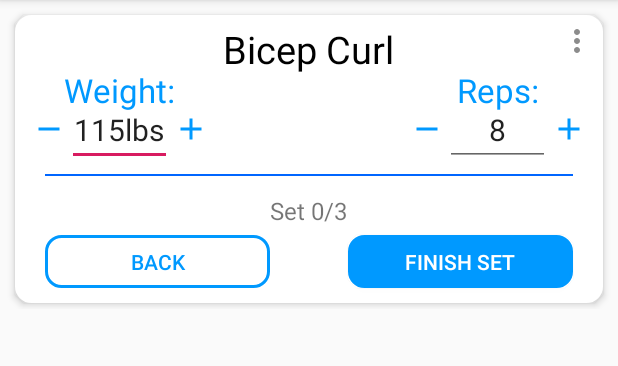
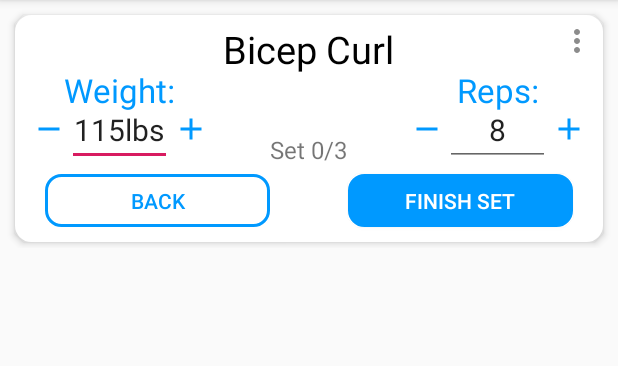
Before and after one commit to milbin/Curli, an Android app: the WorkoutActivity screen opened directly, with no data from a screen before it, on a phone screen of 412 x 824 dp, the part 84-450 px from its top. Run offline under Robolectric (Android 15) with nearby library versions, the phone set to English and light mode, and no system bars; 8 statements that could not run were skipped.

Commit message:
collapsable card view

```diff
--- a/Android/app/src/main/AndroidManifest.xml
+++ b/Android/app/src/main/AndroidManifest.xml
@@ -1,6 +1,7 @@
 <?xml version="1.0" encoding="utf-8"?>
 <manifest xmlns:android="http://schemas.android.com/apk/res/android"
     package="com.fitness.curli" >
+    <uses-permission android:name="android.permission.VIBRATE" />
 
     <application
         android:allowBackup="true"
--- a/Android/app/src/main/res/layout/exercise_card.xml
+++ b/Android/app/src/main/res/layout/exercise_card.xml
@@ -166,20 +166,11 @@
             android:textColor="@color/colorPrimary"
             android:background="@drawable/back_button_background"
             />
-        <View
-            android:layout_width="match_parent"
-            android:layout_height="1dp"
-            android:layout_below="@+id/weight_relative_layout"
-            android:layout_marginTop="5dp"
-            android:background="@color/colorPrimaryDark"
-            android:layout_marginStart="20dp"
-            android:layout_marginEnd="20dp"
-            />
 
 
         <RelativeLayout
             android:id="@+id/exercise_sets_RL"
-            android:layout_marginTop="15dp"
+            android:layout_marginTop="-25dp"
             android:layout_width="match_parent"
             android:layout_height="wrap_content"
             android:layout_below="@+id/weight_relative_layout"
```
Also changed, not shown: Android/app/src/main/java/com/fitness/curli/WorkoutActivity.java (+72 -3 lines), 1 other file.
